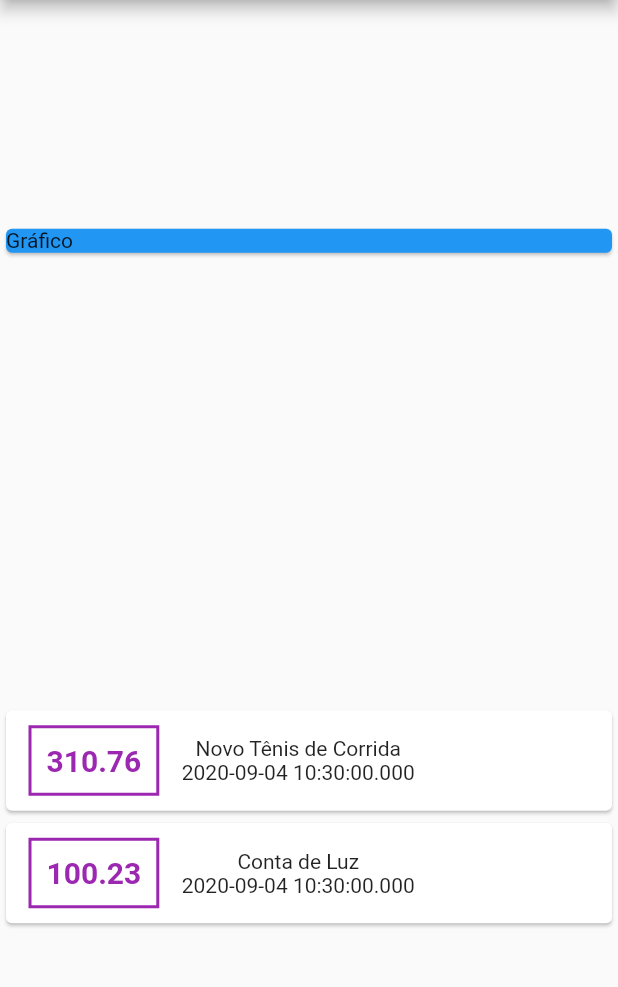
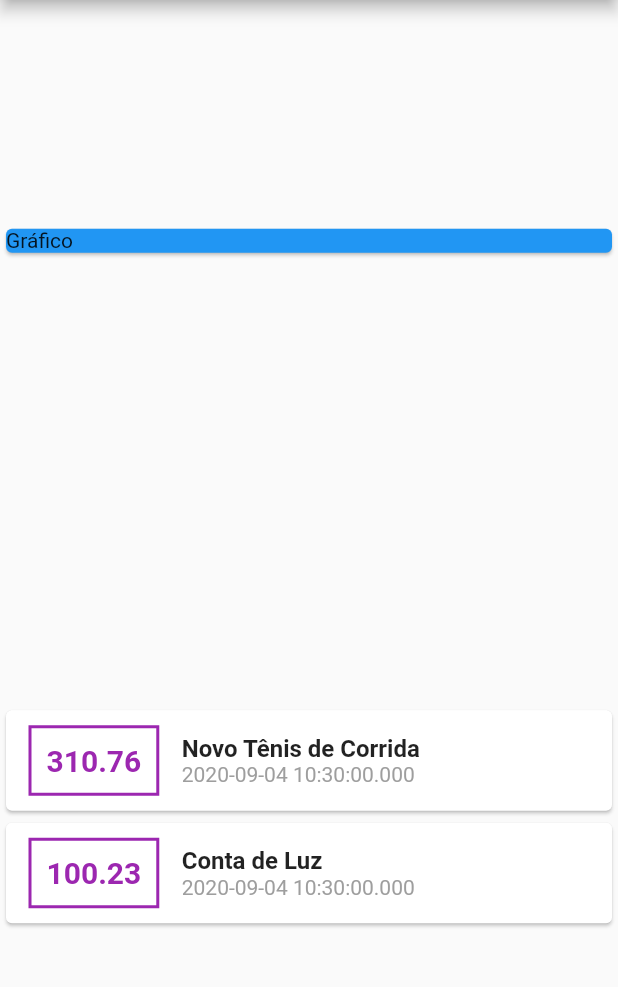
Before and after one commit to rafaelmesquita-ceara/projeto_despesas_pessoais, a Flutter app: the screen it shows after launch, on a phone screen of 412 x 824 dp, the part 84-1071 px from its top. Run offline on Flutter 3.47's test engine with Material 2 defaults, Android fonts, the phone set to English and light mode, and no system bars.

Commit message:
Feito alinhamento do crossAxis em uma Column, adicionado estilo de fontSize e fontWeight no título e mudando a color do subtitulo

```diff
--- a/lib/main.dart
+++ b/lib/main.dart
@@ -71,9 +71,21 @@ class MyHomePage extends StatelessWidget {
                       ),
                     ),
                     Column(
+                      crossAxisAlignment: CrossAxisAlignment.start,
                       children : [
-                        Text(tr.title),
-                        Text(tr.date.toString())
+                        Text(
+                          tr.title,
+                          style: TextStyle(
+                            fontSize : 16,
+                            fontWeight : FontWeight.bold
+                          ),
+                        ),
+                        Text(
+                          tr.date.toString(),
+                          style: TextStyle(
+                            color : Colors.grey
+                          ),
+                        )
                       ]
                     )
                   ],
```
